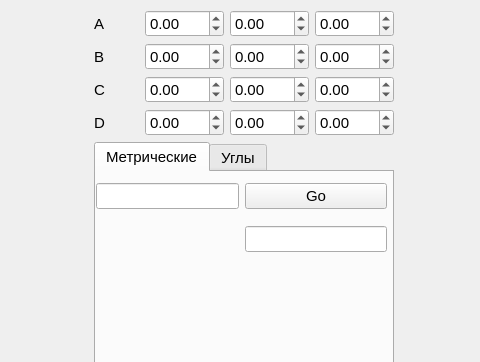
Above: gui.ui from fisunoff/analytical_geometry before the change; both pictures show x 286 to 766 and y 0 to 362 of the 1064 by 639 pixel window. Below: the same form after it.
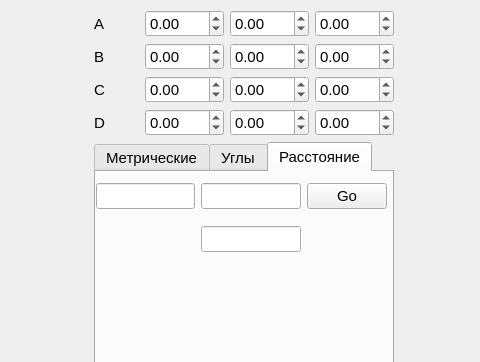
That is the form after the change. The open tabs and pages were chosen to show the change. Icons and pictures are not drawn.

```diff
--- a/gui.ui
+++ b/gui.ui
@@ -281,6 +281,46 @@
            </layout>
           </widget>
          </widget>
+         <widget class="QWidget" name="tab">
+          <attribute name="title">
+           <string>Расстояние</string>
+          </attribute>
+          <widget class="QWidget" name="gridLayoutWidget_3">
+           <property name="geometry">
+            <rect>
+             <x>0</x>
+             <y>0</y>
+             <width>291</width>
+             <height>91</height>
+            </rect>
+           </property>
+           <layout class="QGridLayout" name="gridLayout_4">
+            <item row="1" column="0">
+             <widget class="QLabel" name="result_name_distance">
+              <property name="text">
+               <string/>
+              </property>
+             </widget>
+            </item>
+            <item row="0" column="2">
+             <widget class="QPushButton" name="pushButton_distance">
+              <property name="text">
+               <string>Go</string>
+              </property>
+             </widget>
+            </item>
+            <item row="0" column="0">
+             <widget class="QLineEdit" name="distance_line_1"/>
+            </item>
+            <item row="0" column="1">
+             <widget class="QLineEdit" name="distance_line_2"/>
+            </item>
+            <item row="1" column="1">
+             <widget class="QLineEdit" name="result_line_distance"/>
+            </item>
+           </layout>
+          </widget>
+         </widget>
         </widget>
        </item>
       </layout>
```
Left out of the diff: 4 changed lines with no effect on the pictures.
